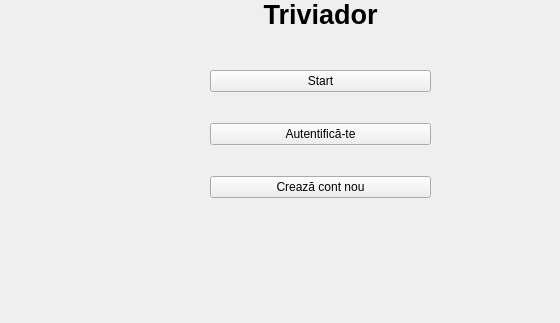
First picture: the form in Triviador/UI/forms/mainwindow.ui, repository andonealexandru/Triviador, before the edit; both pictures show x 0 to 560 and y 86 to 409 of the 682 by 409 pixel window.
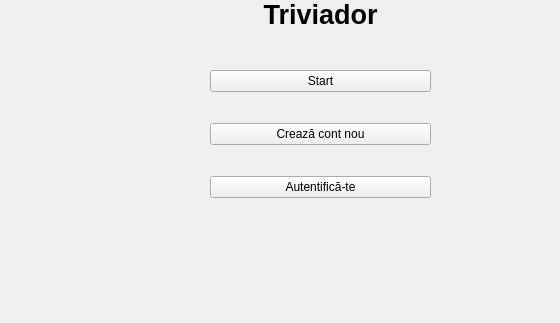
Second picture: the form after the edit.

Commit message: Created new options and redesigned tabs for Login.

```diff
--- a/Triviador/UI/forms/mainwindow.ui
+++ b/Triviador/UI/forms/mainwindow.ui
@@ -54,16 +54,16 @@
       </widget>
      </item>
      <item>
-      <widget class="QPushButton" name="openButton_2">
+      <widget class="QPushButton" name="openButton">
        <property name="text">
-        <string>Autentifică-te</string>
+        <string>Crează cont nou</string>
        </property>
       </widget>
      </item>
      <item>
-      <widget class="QPushButton" name="openButton">
+      <widget class="QPushButton" name="openButton_2">
        <property name="text">
-        <string>Crează cont nou</string>
+        <string>Autentifică-te</string>
        </property>
       </widget>
      </item>
```
The commit also changes 2 other files.
